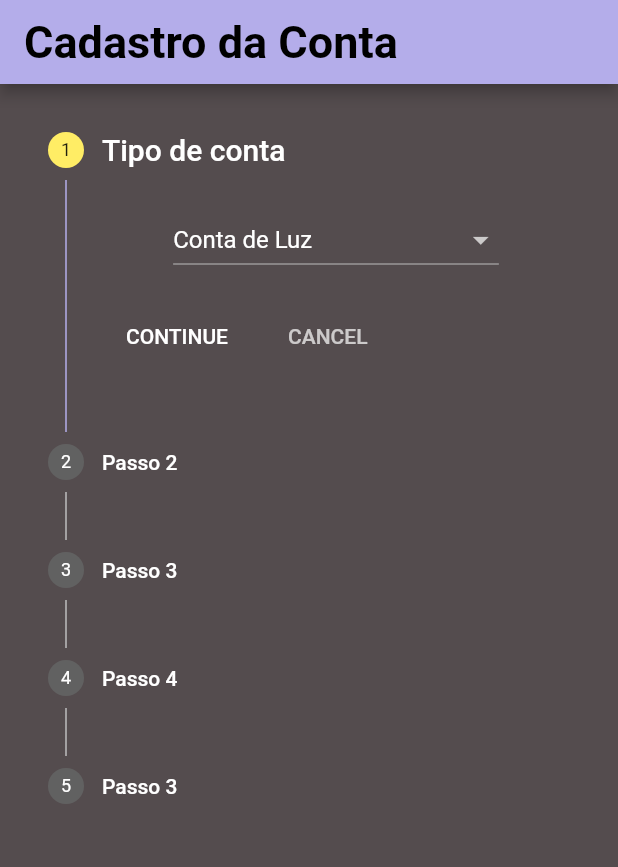
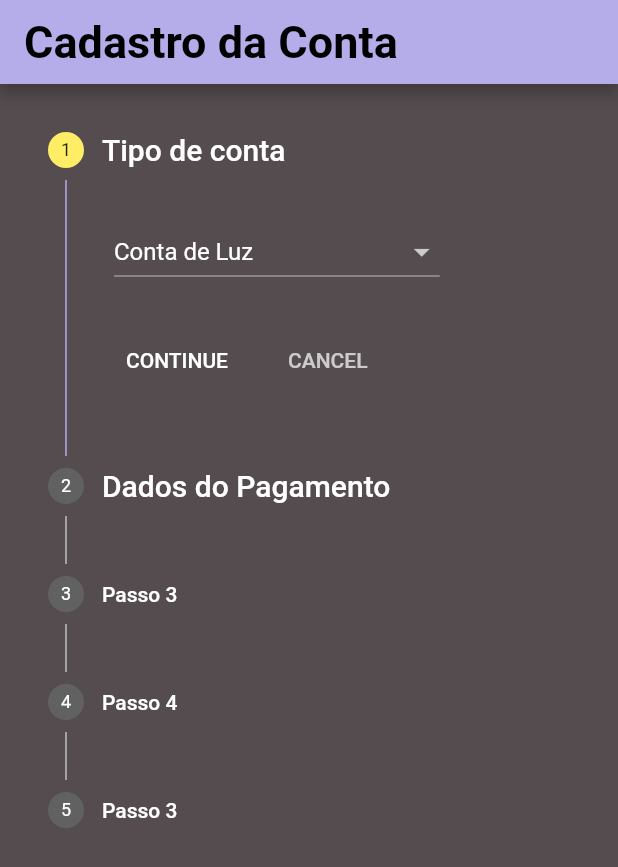
Before and after one commit to SamuelPimentel/help_mei, a Flutter app: the screen it shows after launch, on a phone screen of 412 x 824 dp. Shown: the top 867 px of the screen. Run offline on Flutter 3.47's test engine with Material 2 defaults, Android fonts, the light colour scheme and no system bars; our stand-ins replace sqflite, sqflite_common_ffi; accounts and stored records are empty.

Commit message:
fix: dropdown, e textfield separado em arquivos

```diff
--- a/lib/pages/cadastro_conta/cadastro_conta_step.dart
+++ b/lib/pages/cadastro_conta/cadastro_conta_step.dart
@@ -1,10 +1,13 @@
 import 'package:flutter/material.dart';
 import 'package:help_mei/controller/entity_controller_generic.dart';
 import 'package:help_mei/entities/tipo_conta.dart';
+import 'package:help_mei/pages/cadastro_conta/widgets/column_dado_pagamento.dart';
 import 'package:help_mei/pages/cadastro_conta/widgets/dropdown_cadastro.dart';
 import 'package:help_mei/services/database_service.dart';
 import 'package:help_mei/services/sqlite_service_on_disk.dart';
 import 'package:help_mei/widgets/step_cadastro.dart';
+import 'package:help_mei/widgets/text_field_cadastro.dart';
+import 'package:intl/intl.dart';
 
 class CadastroContaStep extends StatefulWidget {
   const CadastroContaStep({Key? key, required this.dropDownItens})
@@ -19,6 +22,9 @@ class _CadastroContaStepState extends State<CadastroContaStep> {
   String dropdownValue = '';
 
   EntityControllerGeneric? _controller;
+
+  final TextEditingController _dateEditingController = TextEditingController();
+  final TextEditingController _valorEditingController = TextEditingController();
 
   @override
   void initState() {
@@ -77,13 +83,41 @@ class _CadastroContaStepState extends State<CadastroContaStep> {
           },
         ),
       ),
-      Step(
-          state: _index > 1 ? StepState.complete : StepState.indexed,
-          isActive: _index >= 1,
-          title: Text(
-            'Passo 2',
-          ),
-          content: Container()),
+      stepCadastro(
+        context,
+        'Dados do Pagamento',
+        _index,
+        1,
+        Column(
+          children: [
+            textFieldCadastro(context, 'Valor da conta', const Icon(Icons.paid),
+                _valorEditingController,
+                keyboardType: TextInputType.number),
+            const SizedBox(height: 8),
+            textFieldCadastro(
+              context,
+              'Data do vencimento',
+              const Icon(Icons.calendar_today),
+              _dateEditingController,
+              readOnly: true,
+              onTap: () async {
+                DateTime? pickedDate = await showDatePicker(
+                    context: context,
+                    initialDate: DateTime.now(),
+                    firstDate: DateTime(DateTime.now().year),
+                    lastDate: DateTime(2100));
+                if (pickedDate != null) {
+                  String formattedDate =
+                      DateFormat('dd-MM-yyyy').format(pickedDate);
+                  setState(() {
+                    _dateEditingController.text = formattedDate;
+                  });
+                }
+              },
+            )
+          ],
+        ),
+      ),
       Step(
         state: _index > 2 ? StepState.complete : StepState.indexed,
         isActive: _index >= 2,
--- /dev/null
+++ b/lib/pages/cadastro_conta/widgets/column_produto.dart
@@ -0,0 +1 @@
+import 'package:flutter/material.dart';
--- a/lib/pages/cadastro_conta/widgets/dropdown_cadastro.dart
+++ b/lib/pages/cadastro_conta/widgets/dropdown_cadastro.dart
@@ -2,8 +2,14 @@ import 'package:flutter/material.dart';
 
 Widget dropdownCadastro(String dropdownValue, List<String> dropdownItens,
     Function(String? value) onChanged) {
-  return Column(
+  return Padding(
+    padding: const EdgeInsets.all(8.0),
+    child: Column(
+      crossAxisAlignment: CrossAxisAlignment.start,
       children: [
+        const SizedBox(
+          width: double.infinity,
+        ),
         DropdownButton<String>(
           value: dropdownValue,
           onChanged: onChanged,
@@ -15,9 +21,18 @@ Widget dropdownCadastro(String dropdownValue, List<String> dropdownItens,
           }).toList(),
         ),
         if (dropdownValue == 'Outro')
-        TextFormField(
+          Column(
+            children: [
+              const SizedBox(height: 8),
+              SizedBox(
+                width: 300,
+                child: TextFormField(
                   decoration: const InputDecoration(labelText: 'Descrição'),
+                ),
+              ),
+            ],
           )
       ],
+    ),
   );
 }
--- /dev/null
+++ b/lib/widgets/text_field_cadastro.dart
@@ -0,0 +1,25 @@
+import 'package:flutter/material.dart';
+
+Widget textFieldCadastro(BuildContext context, String labelText, Icon icon,
+    TextEditingController controller,
+    {void Function()? onTap,
+    bool readOnly = false,
+    TextInputType? keyboardType}) {
+  return Column(
+    children: [
+      SizedBox(
+        width: MediaQuery.of(context).size.width * 0.7,
+        child: TextFormField(
+          controller: controller,
+          decoration: InputDecoration(
+            labelText: labelText,
+            icon: icon,
+          ),
+          keyboardType: keyboardType,
+          onTap: onTap,
+          readOnly: readOnly,
+        ),
+      ),
+    ],
+  );
+}
--- a/pubspec.yaml
+++ b/pubspec.yaml
@@ -39,6 +39,7 @@ dependencies:
   sqflite_common_ffi: ^2.2.1+1
   path: ^1.8.2
   path_provider: ^2.0.13
+  intl: ^0.18.0
 
 dev_dependencies:
   flutter_test:
```
Also changed, not shown: lib/pages/cadastro_conta/widgets/column_dado_pagamento.dart (added, +13 -0 lines), lib/widgets/datepicker_cadastro.dart (added, +20 -0 lines), pubspec.lock. Lines whose indentation alone changed are shown as unchanged.
